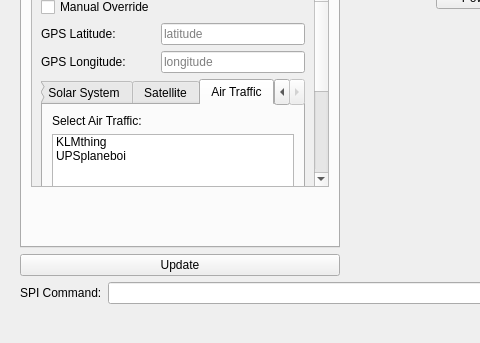
Above: Raspberry_Pi/QtUi.ui from Cinbarker/OpenTurret before the change; both pictures show x 0 to 480 and y 246 to 589 of the 911 by 589 pixel window. Below: the same form after it.
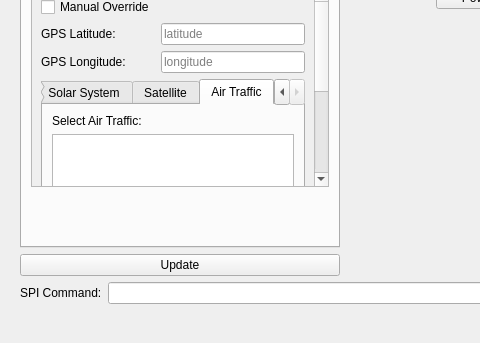
That is the form after the change.

Diff of the .ui file:
```diff
--- a/Raspberry_Pi/QtUi.ui
+++ b/Raspberry_Pi/QtUi.ui
@@ -907,16 +907,6 @@
                        <property name="statusTip">
                         <string>List of Available Air Traffic</string>
                        </property>
-                       <item>
-                        <property name="text">
-                         <string>KLMthing</string>
-                        </property>
-                       </item>
-                       <item>
-                        <property name="text">
-                         <string>UPSplaneboi</string>
-                        </property>
-                       </item>
                       </widget>
                      </item>
                      <item>
```
